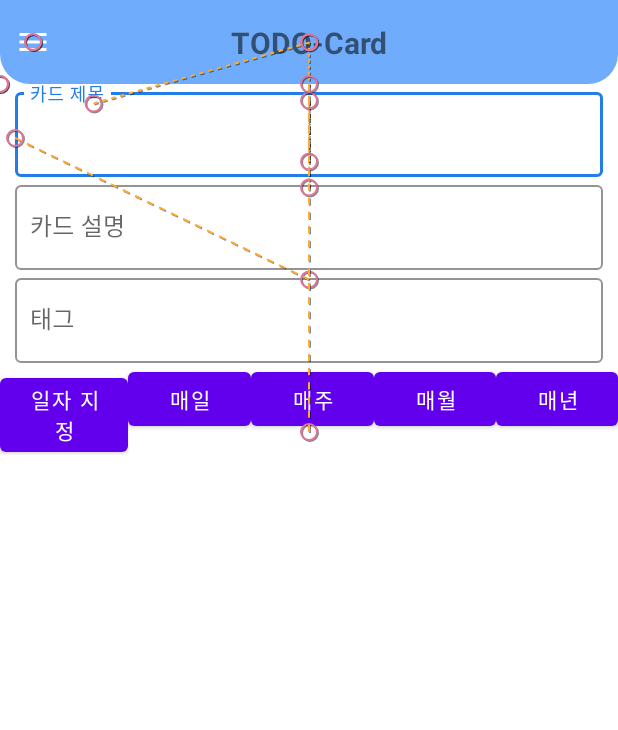
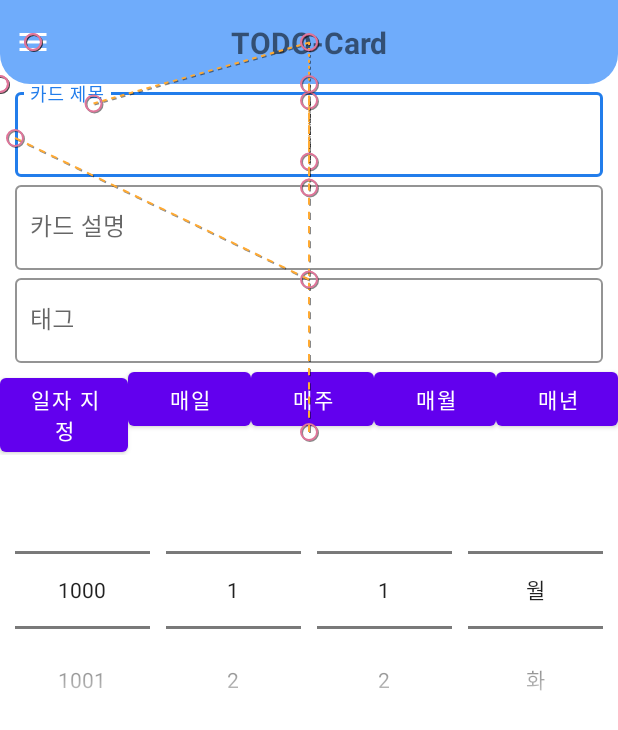
Before and after one commit to solly29/solly_todo, an Android app: the TodoEditActivity screen opened directly, with no data from a screen before it, on a phone screen of 412 x 824 dp. Shown: the top 730 px of the screen. Run offline under Robolectric (Android 15) with nearby library versions, the phone set to English and light mode, and no system bars; our stand-ins replace Dagger/Hilt's generated code, data binding.

Commit message:
2022-06-13 todo 추가 화면 구현
 - 커스텀 datePicker 구현

```diff
--- /dev/null
+++ b/app/src/main/java/com/example/solly/todo/presentation/view/CustomDatePicker.kt
@@ -0,0 +1,130 @@
+package com.example.solly.todo.presentation.view
+
+import android.content.Context
+import android.util.AttributeSet
+import android.util.Log
+import android.view.LayoutInflater
+import android.view.View
+import android.widget.DatePicker
+import android.widget.LinearLayout
+import androidx.databinding.DataBindingUtil
+import com.example.solly.todo.R
+import com.example.solly.todo.databinding.CustomDatepickerBinding
+import java.lang.IllegalArgumentException
+import java.util.*
+
+class CustomDatePicker @JvmOverloads constructor(context: Context, val attr: AttributeSet? = null, defStyle: Int = 0): LinearLayout(context, attr, defStyle) {
+
+    private val binding: CustomDatepickerBinding = DataBindingUtil.inflate(
+        LayoutInflater.from(context),
+        R.layout.custom_datepicker,
+        this,
+        true
+    )
+
+    var weekArrayList: List<String> = listOf("월", "화", "수", "목", "금", "토", "일")
+
+    var maxYear = 5000
+        set(value) {
+            if(value < minYear || value > 5000)
+                throw IllegalArgumentException("최소 년도보다 커야되고 5000보다 작아야됩니다.")
+            else field = value
+        }
+
+    var minYear = 1000
+        set(value) {
+            field = if(value > maxYear || value < 1000)
+                throw IllegalArgumentException("최대 년도보다 작아야되고 1000보다 커야됩니다.")
+            else
+                value
+        }
+
+    var maxMonth = 12
+        set(value) {
+            if(value < minMonth || value > 12)
+                throw IllegalArgumentException("12보다 작아야됩니다.")
+            else field = value
+        }
+
+    var minMonth = 1
+        set(value) {
+            field = if(value > maxMonth || value < 1)
+                throw IllegalArgumentException("1보다 커야됩니다.")
+            else
+                value
+        }
+
+    var maxDay = 31
+        set(value) {
+            if(value < minDay || value > 31)
+                throw IllegalArgumentException("31보다 작아야됩니다.")
+            else field = value
+        }
+
+    var minDay = 1
+        set(value) {
+            field = if(value > maxDay || value < 1)
+                throw IllegalArgumentException("1보다 커야됩니다.")
+            else
+                value
+        }
+
+    init {
+        initAttr()
+        initViewSetting()
+        initEvent()
+    }
+
+    private fun initAttr() {
+        attr?.let {
+            val typeArray = context.obtainStyledAttributes(it, R.styleable.CustomDatePicker)
+
+            maxYear = typeArray.getInteger(R.styleable.CustomDatePicker_maxYear, 5000)
+            maxMonth = typeArray.getInteger(R.styleable.CustomDatePicker_maxMonth, 12)
+//            maxDay = typeArray.getInteger(R.styleable.CustomDatePicker_maxDay, 31)
+
+            minYear = typeArray.getInteger(R.styleable.CustomDatePicker_minYear, 1000)
+            minMonth = typeArray.getInteger(R.styleable.CustomDatePicker_minMonth, 1)
+//            minDay = typeArray.getInteger(R.styleable.CustomDatePicker_minDay, 1)
+
+            typeArray.recycle()
+        }
+    }
+
+    private fun initViewSetting() {
+        with(binding) {
+            npCustomDpYear.apply {
+                maxValue = maxYear
+                minValue = minYear
+                wrapSelectorWheel = false
+            }
+
+            npCustomDpMonth.apply {
+                maxValue = maxMonth
+                minValue = minMonth
+                wrapSelectorWheel = false
+            }
+
+            npCustomDpDay.apply {
+                maxValue = maxDay
+                minValue = minDay
+                wrapSelectorWheel = false
+            }
+
+            npCustomDpWeek.apply {
+                maxValue = weekArrayList.size - 1
+                minValue = 0
+                wrapSelectorWheel = false
+                displayedValues = weekArrayList.toTypedArray()
+            }
+        }
+    }
+
+    private fun initEvent() {
+        with(binding) {
+            npCustomDpYear.setOnValueChangedListener { picker, oldVal, newVal ->
+                Log.e("Test", newVal.toString())
+            }
+        }
+    }
+}
--- a/app/src/main/res/layout/activity_todo_edit.xml
+++ b/app/src/main/res/layout/activity_todo_edit.xml
@@ -90,6 +90,7 @@
         </LinearLayout>
 
         <LinearLayout
+            android:id="@+id/linear_date_button"
             android:layout_width="match_parent"
             android:layout_height="wrap_content"
             android:orientation="horizontal"
@@ -129,6 +130,34 @@
 
         </LinearLayout>
 
+        <!--<DatePicker
+            android:id="@+id/date_picker_todo_edit"
+            android:layout_width="match_parent"
+            android:layout_height="wrap_content"
+            android:datePickerMode="spinner"
+            android:calendarViewShown="false"
+            app:layout_constraintTop_toBottomOf="@+id/linear_date_button"
+            app:layout_constraintStart_toStartOf="parent"
+            app:layout_constraintEnd_toEndOf="parent"/>-->
+
+        <com.example.solly.todo.presentation.view.CustomDatePicker
+            android:id="@+id/np_test"
+            android:layout_width="match_parent"
+            android:layout_height="wrap_content"
+            app:layout_constraintTop_toBottomOf="@id/linear_date_button"
+            app:layout_constraintStart_toStartOf="parent"
+            app:layout_constraintEnd_toEndOf="parent"/>
+
+        <!--<TimePicker
+            android:id="@+id/time_picker_todo_edit"
+            android:layout_width="match_parent"
+            android:layout_height="wrap_content"
+            android:timePickerMode="spinner"
+            app:layout_constraintTop_toBottomOf="@+id/date_picker_todo_edit"
+            app:layout_constraintStart_toStartOf="parent"
+            app:layout_constraintEnd_toEndOf="parent"/>-->
+
+
         <include
             android:id="@+id/toolbar_edit"
             layout="@layout/motion_app_bar"
--- /dev/null
+++ b/app/src/main/res/layout/custom_datepicker.xml
@@ -0,0 +1,42 @@
+<?xml version="1.0" encoding="utf-8"?>
+<layout>
+    <LinearLayout xmlns:android="http://schemas.android.com/apk/res/android"
+        android:layout_width="match_parent"
+        android:layout_height="match_parent"
+        android:orientation="horizontal">
+
+        <NumberPicker
+            android:id="@+id/np_customDp_year"
+            android:layout_width="0dp"
+            android:layout_height="wrap_content"
+            android:layout_weight="1"
+            android:layout_marginStart="10dp"
+            android:layout_marginEnd="5dp"/>
+
+        <NumberPicker
+            android:id="@+id/np_customDp_month"
+            android:layout_width="0dp"
+            android:layout_height="wrap_content"
+            android:layout_weight="1"
+            android:layout_marginStart="5dp"
+            android:layout_marginEnd="5dp"/>
+
+        <NumberPicker
+            android:id="@+id/np_customDp_day"
+            android:layout_width="0dp"
+            android:layout_height="wrap_content"
+            android:layout_weight="1"
+            android:layout_marginStart="5dp"
+            android:layout_marginEnd="5dp"/>
+
+        <NumberPicker
+            android:id="@+id/np_customDp_week"
+            android:layout_width="0dp"
+            android:layout_height="wrap_content"
+            android:layout_weight="1"
+            android:layout_marginStart="5dp"
+            android:layout_marginEnd="10dp"/>
+
+
+    </LinearLayout>
+</layout>
--- /dev/null
+++ b/app/src/main/res/values/attrs.xml
@@ -0,0 +1,12 @@
+<?xml version="1.0" encoding="utf-8"?>
+<resources>
+    <declare-styleable name="CustomDatePicker">
+        <attr name="maxYear" format="integer"/>
+        <attr name="maxMonth" format="integer"/>
+        <attr name="maxDay" format="integer"/>
+
+        <attr name="minYear" format="integer"/>
+        <attr name="minMonth" format="integer"/>
+        <attr name="minDay" format="integer"/>
+    </declare-styleable>
+</resources>
```
